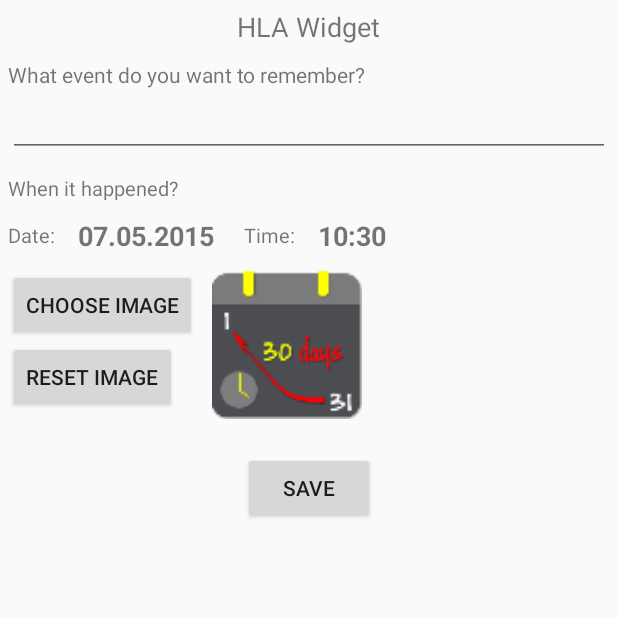
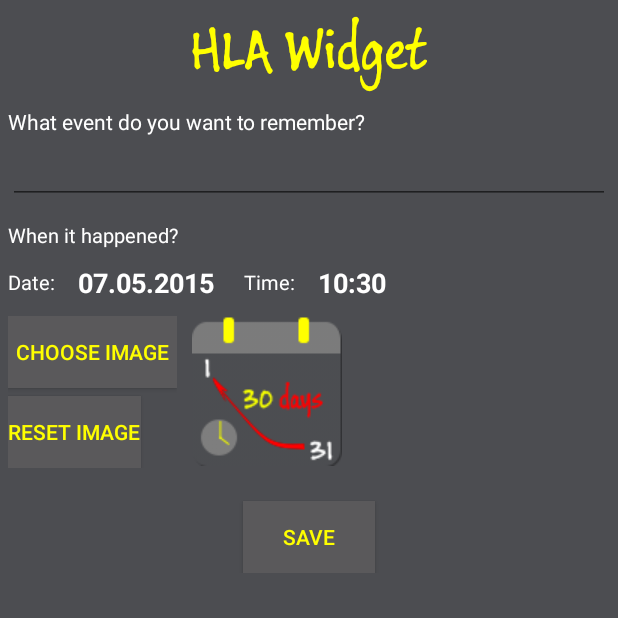
Before and after one commit to aminought/HowLongAgoWidget, an Android app: the HLAWidgetConfigureActivity screen opened directly, with no data from a screen before it, on a phone screen of 412 x 824 dp, the top half of it. Run offline under Robolectric (Android 15) with nearby library versions, the phone set to English and light mode, and no system bars; 1 statement that could not run was skipped.

Commit message:
Changed colors on dark

```diff
--- a/app/src/main/java/com/aminought/hlawidget/HLAActivity.java
+++ b/app/src/main/java/com/aminought/hlawidget/HLAActivity.java
@@ -32,7 +32,7 @@ public class HLAActivity extends FragmentActivity implements View.OnClickListene
     @Override
     protected void onCreate(Bundle savedInstanceState) {
         super.onCreate(savedInstanceState);
-        setContentView(R.layout.activity_hla);
+        setContentView(R.layout.hlaactivity);
 
         Button computeDifference = (Button) findViewById(R.id.computeDiffButton);
         computeDifference.setOnClickListener(this);
--- a/app/src/main/java/com/aminought/hlawidget/HLAWidgetConfigureActivity.java
+++ b/app/src/main/java/com/aminought/hlawidget/HLAWidgetConfigureActivity.java
@@ -5,6 +5,7 @@ import android.content.Context;
 import android.content.Intent;
 import android.database.Cursor;
 import android.graphics.BitmapFactory;
+import android.graphics.Typeface;
 import android.net.Uri;
 import android.os.Bundle;
 import android.provider.MediaStore;
@@ -103,8 +104,12 @@ public class HLAWidgetConfigureActivity extends FragmentActivity implements View
         if(!event.image.equals("")) {
             configImageView.setImageBitmap(BitmapFactory.decodeFile(event.image));
         } else {
-            configImageView.setImageResource(R.mipmap.icon);
+            configImageView.setImageResource(R.drawable.icon_100);
         }
+
+        TextView titleTextView = (TextView) findViewById(R.id.titleTextView);
+        Typeface font = Typeface.createFromAsset(getAssets(), "BuxtonSketch.ttf");
+        titleTextView.setTypeface(font);
 
         TextView showDatePickerButton = (TextView) findViewById(R.id.showDatePickerButton);
         Calendar dateCal = new GregorianCalendar(DateTimeCurrentState.year,
--- a/app/src/main/res/layout/hlawidget_configure.xml
+++ b/app/src/main/res/layout/hlawidget_configure.xml
@@ -5,6 +5,7 @@
     android:orientation="vertical"
     android:padding="5dp"
     android:id="@+id/linearLayout"
+    android:background="#4c4d51"
     android:weightSum="1">
 
     <ScrollView
@@ -26,19 +27,23 @@
                 android:textAppearance="?android:attr/textAppearanceSmall"
                 android:text="@string/hello_sun"
                 android:layout_gravity="center"
-                android:textSize="8pt"
                 android:paddingBottom="10dp"
+                android:textSize="40dp"
+                android:textColor="#ffff00"
                 android:id="@+id/titleTextView" />
 
             <TextView
                 android:layout_width="wrap_content"
                 android:layout_height="wrap_content"
                 android:text="@string/what"
+                android:textColor="#ffffff"
                 android:id="@+id/whatEventTextView" />
 
             <EditText
                 android:layout_width="match_parent"
                 android:layout_height="wrap_content"
+                android:textColor="#ffffff"
+                android:textColorHint="#ffffff"
                 android:layout_marginBottom="5pt"
                 android:id="@+id/eventEditText" />
 
@@ -46,6 +51,7 @@
                 android:layout_width="wrap_content"
                 android:layout_height="wrap_content"
                 android:text="@string/when"
+                android:textColor="#ffffff"
                 android:textSize="6pt"
                 android:id="@+id/whenEditView"
                 android:paddingBottom="10dp" />
@@ -61,12 +67,14 @@
                     android:text="@string/date"
                     android:gravity="center"
                     android:textSize="6pt"
+                    android:textColor="#ffffff"
                     android:id="@+id/dateTextView" />
 
                 <TextView
                     android:layout_width="wrap_content"
                     android:layout_height="wrap_content"
                     android:text="@string/sample_date"
+                    android:textColor="#ffffff"
                     android:layout_gravity="center_horizontal"
                     android:id="@+id/showDatePickerButton"
                     android:paddingLeft="15dp"
@@ -78,6 +86,7 @@
                     android:layout_width="wrap_content"
                     android:layout_height="match_parent"
                     android:text="@string/time"
+                    android:textColor="#ffffff"
                     android:gravity="center"
                     android:textSize="6pt"
                     android:id="@+id/timeTextView"
@@ -87,6 +96,7 @@
                     android:layout_width="wrap_content"
                     android:layout_height="wrap_content"
                     android:text="@string/sample_time"
+                    android:textColor="#ffffff"
                     android:textStyle="bold"
                     android:textSize="8pt"
                     android:layout_gravity="center_horizontal"
@@ -110,12 +120,18 @@
                         android:layout_width="wrap_content"
                         android:layout_height="wrap_content"
                         android:text="@string/choose_image"
+                        android:padding="5dp"
+                        android:background="@color/button_material_dark"
+                        android:textColor="#ffff00"
                         android:id="@+id/chooseImageButton" />
 
                     <Button
                         android:layout_width="wrap_content"
                         android:layout_height="wrap_content"
                         android:text="@string/resetImage"
+                        android:background="@color/button_material_dark"
+                        android:textColor="#ffff00"
+                        android:layout_marginTop="5dp"
                         android:id="@+id/resetImageButton" />
                 </LinearLayout>
 
@@ -123,6 +139,7 @@
                     android:layout_width="100dp"
                     android:layout_height="100dp"
                     android:id="@+id/configImageView"
+                    android:src="@drawable/icon_100"
                     android:scaleType="centerCrop"
                     android:layout_marginRight="10dp"
                     android:layout_marginLeft="10dp"/>
@@ -133,6 +150,8 @@
                 android:layout_width="wrap_content"
                 android:layout_height="wrap_content"
                 android:text="@string/save"
+                android:background="@color/button_material_dark"
+                android:textColor="#ffff00"
                 android:layout_marginTop="10pt"
                 android:layout_gravity="center_horizontal"
                 android:id="@+id/addWidgetButton" />
--- a/app/src/main/res/xml/hlawidget_info.xml
+++ b/app/src/main/res/xml/hlawidget_info.xml
@@ -1,8 +1,10 @@
 <?xml version="1.0" encoding="utf-8"?>
 <appwidget-provider xmlns:android="http://schemas.android.com/apk/res/android"
-    android:minWidth="250dp" android:minHeight="40dp"
+    android:configure="com.aminought.hlawidget.HLAWidgetConfigureActivity"
+    android:initialKeyguardLayout="@layout/hlawidget"
+    android:initialLayout="@layout/hlawidget"
+    android:minHeight="40dp"
+    android:minWidth="250dp"
     android:previewImage="@mipmap/icon"
-    android:initialLayout="@layout/hlawidget"
-    android:configure="com.aminought.hlawidget.HLAWidgetConfigureActivity"
-    android:resizeMode="horizontal|vertical" android:widgetCategory="home_screen"
-    android:initialKeyguardLayout="@layout/hlawidget"></appwidget-provider>
+    android:resizeMode="horizontal|vertical"
+    android:widgetCategory="home_screen"></appwidget-provider>
```
Also changed, not shown: app/src/main/res/drawable/icon_100.png (added), app/src/main/res/layout/hlaactivity.xml (renamed from app/src/main/res/layout/activity_hla.xml).
